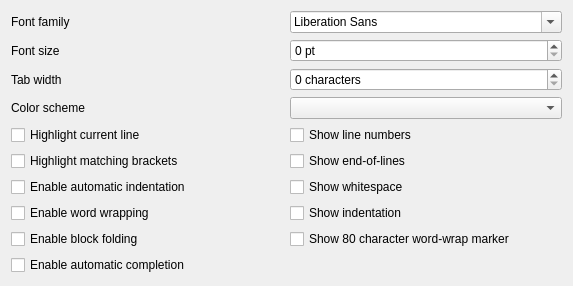
Above: resources/ui/prefsWidget.ui from smathot/QProgEdit before the change. Below: the same form after it.
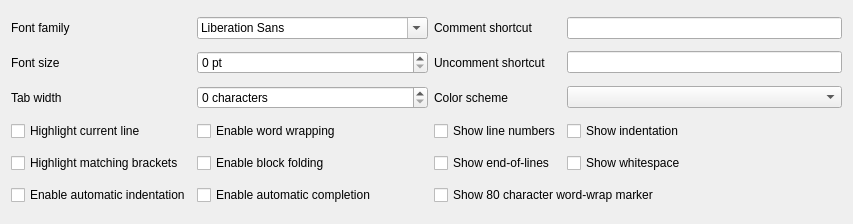
That is the form after the change.

Commit message: Improved and configurable block commenting

```diff
--- a/resources/ui/prefsWidget.ui
+++ b/resources/ui/prefsWidget.ui
@@ -6,8 +6,8 @@
    <rect>
     <x>0</x>
     <y>0</y>
-    <width>573</width>
-    <height>267</height>
+    <width>853</width>
+    <height>224</height>
    </rect>
   </property>
   <property name="windowTitle">
@@ -17,10 +17,27 @@
    <bool>true</bool>
   </property>
   <layout class="QGridLayout" name="gridLayout">
-   <item row="13" column="1">
-    <widget class="QCheckBox" name="checkBoxWordWrapMarker">
+   <item row="4" column="3">
+    <widget class="QCheckBox" name="checkBoxShowIndent">
      <property name="text">
-      <string>Show 80 character word-wrap marker</string>
+      <string>Show indentation</string>
+     </property>
+    </widget>
+   </item>
+   <item row="1" column="1">
+    <widget class="QSpinBox" name="spinBoxFontSize">
+     <property name="toolTip">
+      <string>The font size for the editor component</string>
+     </property>
+     <property name="suffix">
+      <string> pt</string>
+     </property>
+    </widget>
+   </item>
+   <item row="5" column="2">
+    <widget class="QCheckBox" name="checkBoxShowEol">
+     <property name="text">
+      <string>Show end-of-lines</string>
      </property>
     </widget>
    </item>
@@ -31,8 +48,39 @@
      </property>
     </widget>
    </item>
+   <item row="6" column="0">
+    <widget class="QCheckBox" name="checkBoxAutoIndent">
+     <property name="text">
+      <string>Enable automatic indentation</string>
+     </property>
+    </widget>
+   </item>
+   <item row="4" column="2">
+    <widget class="QCheckBox" name="checkBoxLineNumbers">
+     <property name="text">
+      <string>Show line numbers</string>
+     </property>
+    </widget>
+   </item>
+   <item row="4" column="1">
+    <widget class="QCheckBox" name="checkBoxWordWrap">
+     <property name="text">
+      <string>Enable word wrapping</string>
+     </property>
+    </widget>
+   </item>
+   <item row="2" column="3">
+    <widget class="QComboBox" name="comboBoxColorScheme">
+     <property name="toolTip">
+      <string>A color scheme for the editor component</string>
+     </property>
+    </widget>
+   </item>
    <item row="2" column="1">
     <widget class="QSpinBox" name="spinBoxTabWidth">
+     <property name="toolTip">
+      <string>The tab width for the editor component</string>
+     </property>
      <property name="suffix">
       <string> characters</string>
      </property>
@@ -45,55 +93,10 @@
      </property>
     </widget>
    </item>
-   <item row="6" column="1">
-    <widget class="QCheckBox" name="checkBoxShowWhitespace">
-     <property name="text">
-      <string>Show whitespace</string>
-     </property>
-    </widget>
-   </item>
-   <item row="4" column="1">
-    <widget class="QCheckBox" name="checkBoxLineNumbers">
-     <property name="text">
-      <string>Show line numbers</string>
-     </property>
-    </widget>
-   </item>
-   <item row="7" column="0">
-    <widget class="QCheckBox" name="checkBoxWordWrap">
-     <property name="text">
-      <string>Enable word wrapping</string>
-     </property>
-    </widget>
-   </item>
-   <item row="13" column="0">
-    <widget class="QCheckBox" name="checkBoxShowFolding">
-     <property name="text">
-      <string>Enable block folding</string>
-     </property>
-    </widget>
-   </item>
-   <item row="14" column="0">
-    <widget class="QCheckBox" name="checkBoxAutoComplete">
-     <property name="text">
-      <string>Enable automatic completion</string>
-     </property>
-    </widget>
-   </item>
    <item row="0" column="1">
-    <widget class="QFontComboBox" name="fontComboBoxFontFamily"/>
-   </item>
-   <item row="5" column="1">
-    <widget class="QCheckBox" name="checkBoxShowEol">
-     <property name="text">
-      <string>Show end-of-lines</string>
-     </property>
-    </widget>
-   </item>
-   <item row="7" column="1">
-    <widget class="QCheckBox" name="checkBoxShowIndent">
-     <property name="text">
-      <string>Show indentation</string>
+    <widget class="QFontComboBox" name="fontComboBoxFontFamily">
+     <property name="toolTip">
+      <string>The font font the editor component</string>
      </property>
     </widget>
    </item>
@@ -104,13 +107,6 @@
      </property>
     </widget>
    </item>
-   <item row="1" column="1">
-    <widget class="QSpinBox" name="spinBoxFontSize">
-     <property name="suffix">
-      <string> pt</string>
-     </property>
-    </widget>
-   </item>
    <item row="4" column="0">
     <widget class="QCheckBox" name="checkBoxHighlightCurrentLine">
      <property name="text">
@@ -125,23 +121,69 @@
      </property>
     </widget>
    </item>
-   <item row="6" column="0">
-    <widget class="QCheckBox" name="checkBoxAutoIndent">
+   <item row="0" column="2">
+    <widget class="QLabel" name="labelCommentShortcut">
      <property name="text">
-      <string>Enable automatic indentation</string>
+      <string>Comment shortcut</string>
      </property>
     </widget>
    </item>
-   <item row="3" column="1">
-    <widget class="QComboBox" name="comboBoxColorScheme"/>
+   <item row="1" column="3">
+    <widget class="QLineEdit" name="lineEditUncommentShortcut">
+     <property name="toolTip">
+      <string>A keyboard shortcut, such as Ctrl+Shift+M</string>
+     </property>
+    </widget>
    </item>
-   <item row="3" column="0">
+   <item row="5" column="3">
+    <widget class="QCheckBox" name="checkBoxShowWhitespace">
+     <property name="text">
+      <string>Show whitespace</string>
+     </property>
+    </widget>
+   </item>
+   <item row="5" column="1">
+    <widget class="QCheckBox" name="checkBoxShowFolding">
+     <property name="text">
+      <string>Enable block folding</string>
+     </property>
+    </widget>
+   </item>
+   <item row="0" column="3">
+    <widget class="QLineEdit" name="lineEditCommentShortcut">
+     <property name="toolTip">
+      <string>A keyboard shortcut, such as Ctrl+M</string>
+     </property>
+    </widget>
+   </item>
+   <item row="6" column="2" colspan="2">
+    <widget class="QCheckBox" name="checkBoxWordWrapMarker">
+     <property name="text">
+      <string>Show 80 character word-wrap marker</string>
+     </property>
+    </widget>
+   </item>
+   <item row="2" column="2">
     <widget class="QLabel" name="labelColorScheme">
      <property name="text">
       <string>Color scheme</string>
      </property>
     </widget>
    </item>
+   <item row="6" column="1">
+    <widget class="QCheckBox" name="checkBoxAutoComplete">
+     <property name="text">
+      <string>Enable automatic completion</string>
+     </property>
+    </widget>
+   </item>
+   <item row="1" column="2">
+    <widget class="QLabel" name="labelUncommentShortcut">
+     <property name="text">
+      <string>Uncomment shortcut</string>
+     </property>
+    </widget>
+   </item>
   </layout>
  </widget>
  <resources/>
```
The commit also changes 8 other files.
